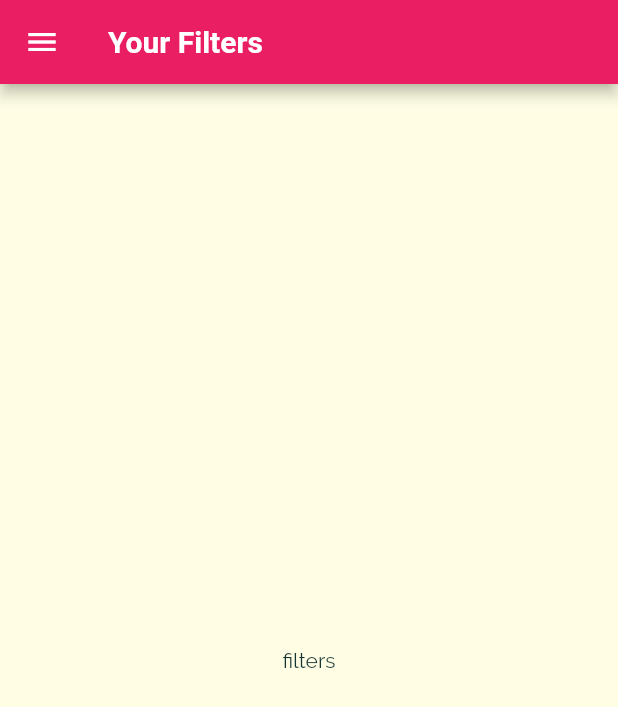
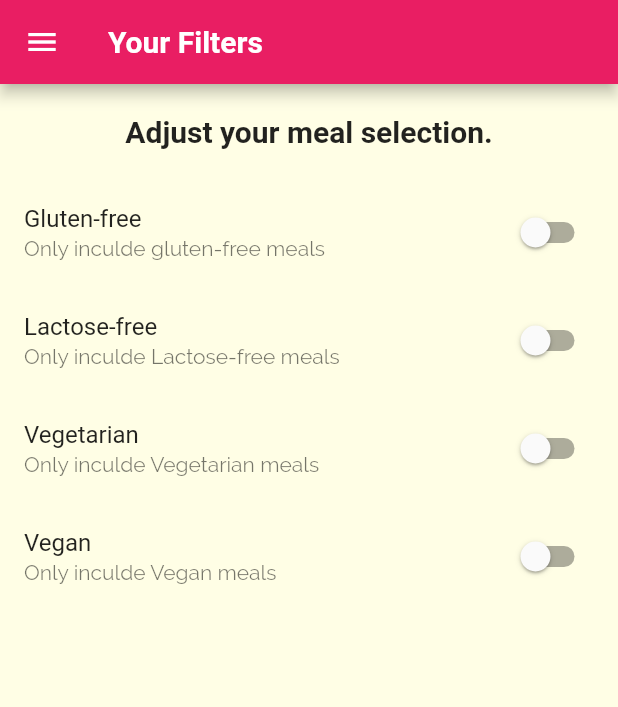
Before and after one commit to Dilman01/meals_app, a Flutter app: the FiltersScreen screen opened by its route, on a phone screen of 412 x 824 dp. Shown: the top 707 px of the screen. Run offline on Flutter 3.47's test engine with Material 2 defaults, Android fonts, the phone set to English and light mode, and no system bars; missing offline and left inert: dart:ffi; Roboto replaces fonts that are missing (RobotoCondens).

```diff
--- a/lib/screens/filters_screen.dart
+++ b/lib/screens/filters_screen.dart
@@ -1,10 +1,38 @@
-// ignore_for_file: prefer_const_constructors
+// ignore_for_file: prefer_const_constructors, prefer_final_fields
+
+import 'dart:ffi';
 
 import 'package:flutter/material.dart';
 import 'package:meals_app/widgets/main_drawer.dart';
 
-class FiltersScreen extends StatelessWidget {
+class FiltersScreen extends StatefulWidget {
   static const routeName = '/filters-screen';
+
+  @override
+  State<FiltersScreen> createState() => _FiltersScreenState();
+}
+
+class _FiltersScreenState extends State<FiltersScreen> {
+  var _glutenFree = false;
+  var _vegetarian = false;
+  var _vegan = false;
+  var _lactoseFree = false;
+
+  Widget _buildSwitchListTile(
+    String title,
+    String description,
+    bool currentValue,
+    Function updateValue,
+  ) {
+    return SwitchListTile(
+      title: Text(title),
+      value: currentValue,
+      subtitle: Text(
+        description,
+      ),
+      onChanged: updateValue as void Function(bool),
+    );
+  }
 
   @override
   Widget build(BuildContext context) {
@@ -13,8 +41,70 @@ class FiltersScreen extends StatelessWidget {
         title: Text('Your Filters'),
       ),
       drawer: MainDrawer(),
-      body: Center(
-        child: Text('filters'),
+      body: Column(
+        children: [
+          Container(
+            padding: EdgeInsets.all(20),
+            child: Text(
+              'Adjust your meal selection.',
+              style: Theme.of(context).textTheme.headline6,
+            ),
+          ),
+          Expanded(
+            child: ListView(
+              children: [
+                _buildSwitchListTile(
+                  'Gluten-free',
+                  'Only inculde gluten-free meals',
+                  _glutenFree,
+                  (newValue) {
+                    setState(
+                      () {
+                        _glutenFree = newValue;
+                      },
+                    );
+                  },
+                ),
+                _buildSwitchListTile(
+                  'Lactose-free',
+                  'Only inculde Lactose-free meals',
+                  _lactoseFree,
+                  (newValue) {
+                    setState(
+                      () {
+                        _lactoseFree = newValue;
+                      },
+                    );
+                  },
+                ),
+                _buildSwitchListTile(
+                  'Vegetarian',
+                  'Only inculde Vegetarian meals',
+                  _vegetarian,
+                  (newValue) {
+                    setState(
+                      () {
+                        _vegetarian = newValue;
+                      },
+                    );
+                  },
+                ),
+                _buildSwitchListTile(
+                  'Vegan',
+                  'Only inculde Vegan meals',
+                  _vegan,
+                  (newValue) {
+                    setState(
+                      () {
+                        _vegan = newValue;
+                      },
+                    );
+                  },
+                ),
+              ],
+            ),
+          ),
+        ],
       ),
     );
   }
```
